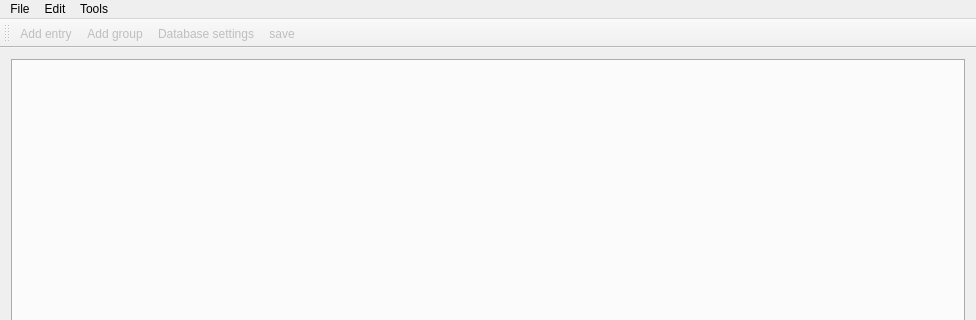
The window that qtpasswindow.ui (j-kubik/qtpass2) describes before a commit, drawn with Qt 5; both pictures show x 0 to 976 and y 0 to 320 of the 976 by 611 pixel window.
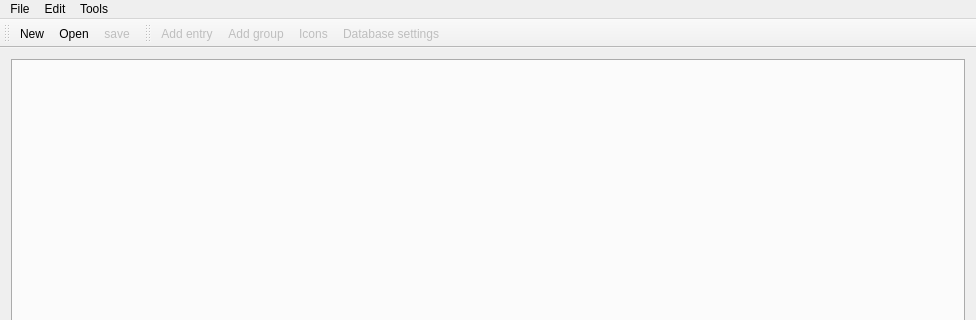
The same window after the commit. Icons and pictures are not drawn.

Diff of the .ui file:
```diff
--- a/qtpasswindow.ui
+++ b/qtpasswindow.ui
@@ -75,10 +75,25 @@
    <attribute name="toolBarBreak">
     <bool>false</bool>
    </attribute>
+   <addaction name="actionNew"/>
+   <addaction name="actionOpen"/>
+   <addaction name="actionSave"/>
+  </widget>
+  <widget class="QStatusBar" name="statusBar"/>
+  <widget class="QToolBar" name="toolBar">
+   <property name="windowTitle">
+    <string>toolBar</string>
+   </property>
+   <attribute name="toolBarArea">
+    <enum>TopToolBarArea</enum>
+   </attribute>
+   <attribute name="toolBarBreak">
+    <bool>false</bool>
+   </attribute>
    <addaction name="actionAddEntry"/>
    <addaction name="actionAddGroup"/>
+   <addaction name="actionIcons"/>
    <addaction name="actionDatabaseSettings"/>
-   <addaction name="actionSave"/>
   </widget>
   <widget class="QStatusBar" name="statusBar"/>
   <action name="actionOpen">
@@ -177,6 +192,30 @@
     <string>Close</string>
    </property>
   </action>
+  <action name="actionIcons">
+   <property name="enabled">
+    <bool>false</bool>
+   </property>
+   <property name="icon">
+    <iconset resource="icons/16x16/16x16.qrc">
+     <normaloff>:/kdbx/icons/16x16/i.png</normaloff>:/kdbx/icons/16x16/i.png</iconset>
+   </property>
+   <property name="text">
+    <string>Icons</string>
+   </property>
+  </action>
+  <action name="actionNew">
+   <property name="icon">
+    <iconset resource="icons/16x16/16x16.qrc">
+     <normaloff>:/kdbx/icons/16x16/n.png</normaloff>:/kdbx/icons/16x16/n.png</iconset>
+   </property>
+   <property name="text">
+    <string>New</string>
+   </property>
+   <property name="toolTip">
+    <string>Creates a new database</string>
+   </property>
+  </action>
  </widget>
  <layoutdefault spacing="6" margin="11"/>
  <resources>
```
Left out of the diff: 12 changed lines with no effect on the pictures.
